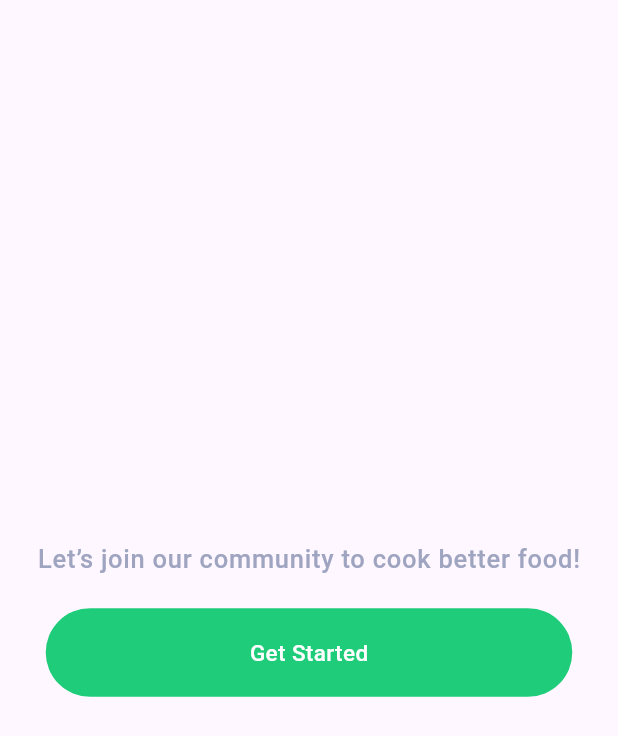
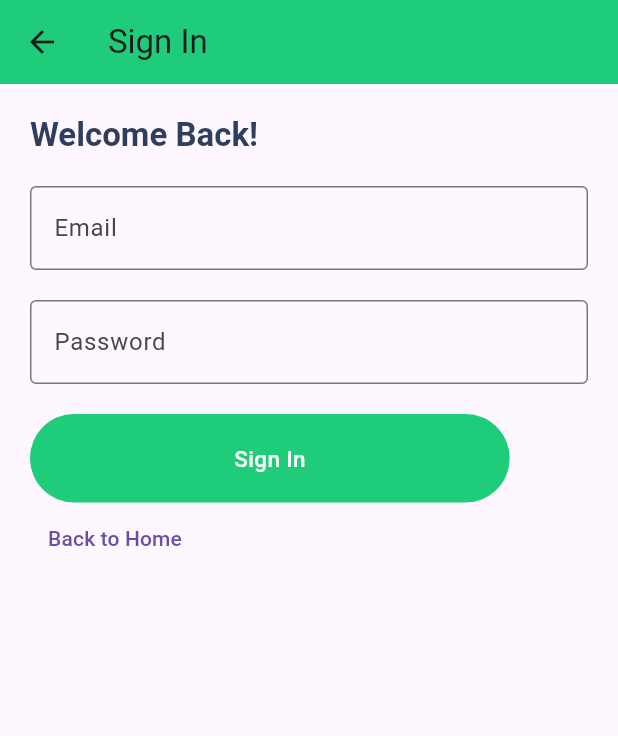
Before and after one commit to ErenTzz/flutter_recipe_app, a Flutter app: the screen it shows after launch, after a tap on "Get Started", on a phone screen of 412 x 824 dp. Shown: the top 736 px of the screen. Run offline on Flutter 3.47's test engine with Material 3 defaults, Android fonts, the phone set to English and light mode, and no system bars.

```diff
--- a/lib/main.dart
+++ b/lib/main.dart
@@ -2,6 +2,7 @@ import 'package:flutter/material.dart';
 import 'package:recipe_app/app/core/theme/app_text_theme.dart';
 import 'package:recipe_app/app/core/theme/app_theme_color.dart';
 import 'package:recipe_app/app/core/theme/components/buttons/primary_button.dart';
+import 'package:recipe_app/sign_in.dart';
 
 void main() {
   runApp(const MainApp());
@@ -13,27 +14,51 @@ class MainApp extends StatelessWidget {
   @override
   Widget build(BuildContext context) {
     return MaterialApp(
-      home: Scaffold(
-        body: Center(
-          child: Column(
-            mainAxisAlignment: MainAxisAlignment.center,
+      home: HomePage(), // Scaffold'u buraya taşıdık
+    );
+  }
+}
+
+class HomePage extends StatelessWidget {
+  @override
+  Widget build(BuildContext context) {
+    return Scaffold(
+      body: Column(
+        mainAxisAlignment: MainAxisAlignment.start,
+        crossAxisAlignment: CrossAxisAlignment.center,
         children: [
+          Align(
+            alignment: Alignment.topCenter,
+            child: Image(
+              image: AssetImage("assets/images/Onboarding.png"),
+              width: 600,
+              height: 600,
+            ),
+          ),
+          const SizedBox(height: 50),
+          Text(
+            "Start Cooking",
+            style: context.h1.copyWith(
+              color: AppThemeColor.mainText,
+              fontWeight: FontWeight.bold,
+            ),
+          ),
+          const SizedBox(height: 20),
           Text(
             "Let’s join our community to cook better food!",
             style: context.p1.copyWith(color: AppThemeColor.secondaryText),
+            textAlign: TextAlign.center,
           ),
-              const SizedBox(height: 20), // Metin ve buton arasına boşluk ekler
-              Align(
-                alignment:
-                    Alignment(0.0, 0.82), // Y ekseninde orta aşağı hizalar
-                child: PrimaryButton(
+          const SizedBox(height: 20),
+          PrimaryButton(
             text: "Get Started",
-                  onTap: () => debugPrint("Basildik"),
-                ),
+            onTap: () {
+              Navigator.of(context).push(
+                MaterialPageRoute(builder: (context) => const SignInPage()),
+              );
+            },
           ),
         ],
-          ),
-        ),
       ),
     );
   }
--- /dev/null
+++ b/lib/sign_in.dart
@@ -0,0 +1,64 @@
+import 'package:flutter/material.dart';
+import 'package:recipe_app/app/core/theme/app_text_theme.dart';
+import 'package:recipe_app/app/core/theme/app_theme_color.dart';
+import 'package:recipe_app/app/core/theme/components/buttons/primary_button.dart';
+
+class SignInPage extends StatelessWidget {
+  const SignInPage({super.key});
+
+  @override
+  Widget build(BuildContext context) {
+    return Scaffold(
+      appBar: AppBar(
+        title: const Text("Sign In"),
+        backgroundColor: AppThemeColor.primary,
+      ),
+      body: Padding(
+        padding: const EdgeInsets.all(20.0),
+        child: Column(
+          crossAxisAlignment: CrossAxisAlignment.start,
+          children: [
+            Text(
+              "Welcome Back!",
+              style: context.h1.copyWith(
+                color: AppThemeColor.mainText,
+                fontWeight: FontWeight.bold,
+              ),
+            ),
+            const SizedBox(height: 20),
+            TextField(
+              decoration: InputDecoration(
+                labelText: "Email",
+                border: OutlineInputBorder(),
+              ),
+            ),
+            const SizedBox(height: 20),
+            TextField(
+              decoration: InputDecoration(
+                labelText: "Password",
+                border: OutlineInputBorder(),
+              ),
+              obscureText: true,
+            ),
+            const SizedBox(height: 20),
+            PrimaryButton(
+              text: "Sign In",
+              onTap: () {
+                // Giriş doğrulama ve yönlendirme burada yapılabilir
+                ScaffoldMessenger.of(context).showSnackBar(
+                  const SnackBar(content: Text("Signed In Successfully!")),
+                );
+              },
+            ),
+            TextButton(
+              onPressed: () {
+                Navigator.pop(context); // Geri gitme
+              },
+              child: const Text("Back to Home"),
+            ),
+          ],
+        ),
+      ),
+    );
+  }
+}
--- a/pubspec.yaml
+++ b/pubspec.yaml
@@ -58,9 +58,8 @@ flutter:
   uses-material-design: true
 
   # To add assets to your application, add an assets section, like this:
-  # assets:
-  #   - images/a_dot_burr.jpeg
-  #   - images/a_dot_ham.jpeg
+  assets:
+    - assets/images/Onboarding.png
 
   # An image asset can refer to one or more resolution-specific "variants", see
   # https://flutter.dev/to/resolution-aware-images
```
Also changed, not shown: assets/images/Onboarding.png (added). Lines whose indentation alone changed are shown as unchanged.
